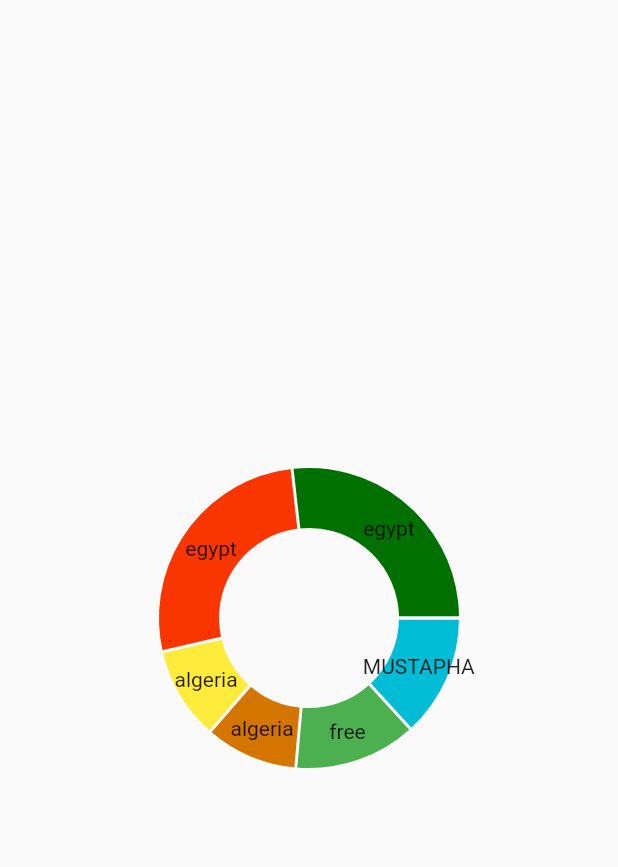
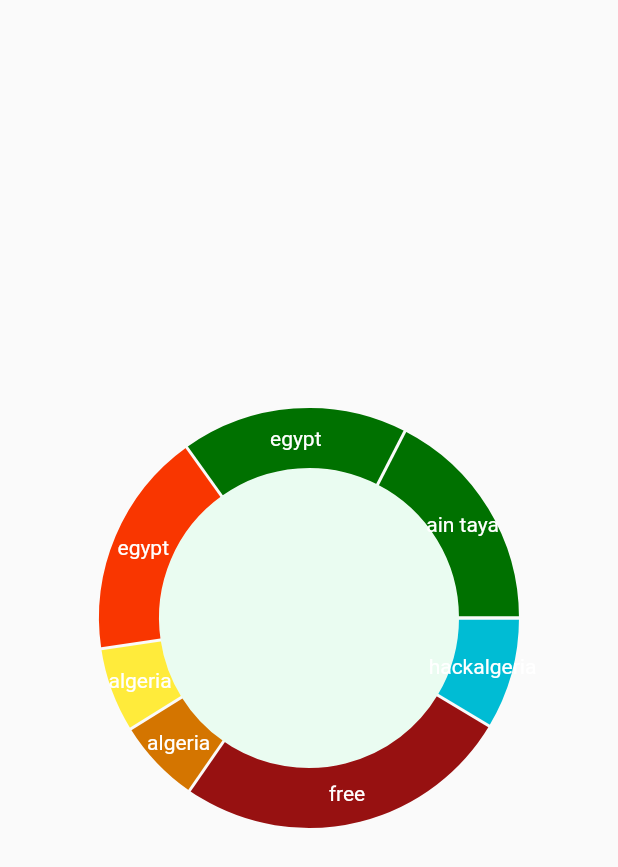
Before and after one commit to developython14/rightedu_mobile_version, a Flutter app: the game screen opened directly, on a phone screen of 412 x 824 dp. Shown: the top 867 px of the screen. Run offline on Flutter 3.47's test engine with Material 2 defaults, Android fonts, the phone set to English and light mode, and no system bars; drawn by our look-alikes of fl_chart; our stand-ins replace convex_bottom_bar, email_validator, file_picker, flutter_pw_validator, flutter_signin_button, flutter_spinkit and 5 more; missing offline and left inert: awesome_card, dart:ffi; accounts and stored records are empty.

Commit message:
work on ui componant

```diff
--- a/lib/main.dart
+++ b/lib/main.dart
@@ -18,7 +18,7 @@ import 'package:right/profile/navigation_pages/profilevisit.dart';
 import 'package:right/profile/navigation_pages/free.dart';
 
 void main() {
-  runApp(MaterialApp(title: 'Right Hacker', initialRoute: '/wait', routes: {
+  runApp(MaterialApp(title: 'Right Hacker', initialRoute: '/stat', routes: {
     '/login': (context) => login(),
     '/signup': (context) => signup(),
     '/signupmod': (context) => signupmod(),
@@ -34,6 +34,6 @@ void main() {
     "/product": (context) => lop,
     "/visprofile": (context) => profilevist(),
     "/hackme": (context) => free(),
-    "/stat": (context) => resume(),
+    "/stat": (context) => game(),
   }));
 }
--- a/lib/profile/navigation_pages/free.dart
+++ b/lib/profile/navigation_pages/free.dart
@@ -54,43 +54,55 @@ class _gameState extends State<game> {
           width: 200,
           height: 200,
           child: PieChart(
-            PieChartData(sections: [
+            PieChartData(
+                centerSpaceRadius: 100,
+                sectionsSpace: 2,
+                borderData: FlBorderData(),
+                pieTouchData: PieTouchData(),
+                centerSpaceColor: Color.fromARGB(255, 234, 252, 241),
+                sections: [
                   PieChartSectionData(
                       value: 33,
                       color: Colors.cyan,
                       showTitle: true,
-                title: 'MUSTAPHA',
-              ),
+                      title: 'hackalgeria',
+                      titleStyle: TextStyle(color: Colors.white)),
                   PieChartSectionData(
-                value: 33,
-                color: Colors.green,
+                      value: 100,
+                      color: Color.fromARGB(255, 151, 17, 17),
                       showTitle: true,
                       title: 'free',
-              ),
+                      titleStyle: TextStyle(color: Colors.white)),
                   PieChartSectionData(
                       value: 25,
                       showTitle: true,
                       title: 'algeria',
                       color: Color.fromARGB(255, 212, 117, 0),
-              ),
+                      titleStyle: TextStyle(color: Colors.white)),
                   PieChartSectionData(
                       value: 25,
                       showTitle: true,
                       title: 'algeria',
                       color: Colors.yellow,
-              ),
+                      titleStyle: TextStyle(color: Colors.white)),
                   PieChartSectionData(
                       value: 67,
                       showTitle: true,
                       title: 'egypt',
                       color: Color.fromARGB(255, 249, 54, 0),
-              ),
+                      titleStyle: TextStyle(color: Colors.white)),
                   PieChartSectionData(
                       value: 67,
                       showTitle: true,
                       title: 'egypt',
                       color: Color.fromARGB(255, 0, 113, 0),
-              ),
+                      titleStyle: TextStyle(color: Colors.white)),
+                  PieChartSectionData(
+                      value: 67,
+                      showTitle: true,
+                      title: 'ain taya',
+                      color: Color.fromARGB(255, 0, 113, 0),
+                      titleStyle: TextStyle(color: Colors.white)),
                 ]
                 // read about it in the PieChartData section
                 ),
```
Lines whose indentation alone changed are shown as unchanged.
